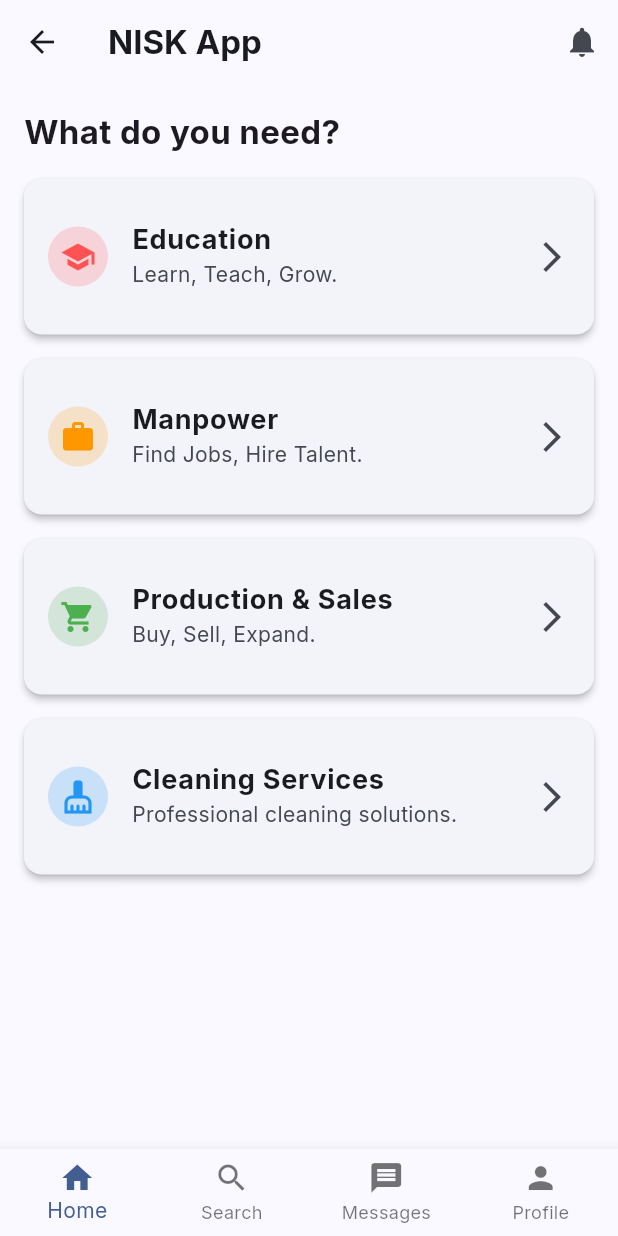
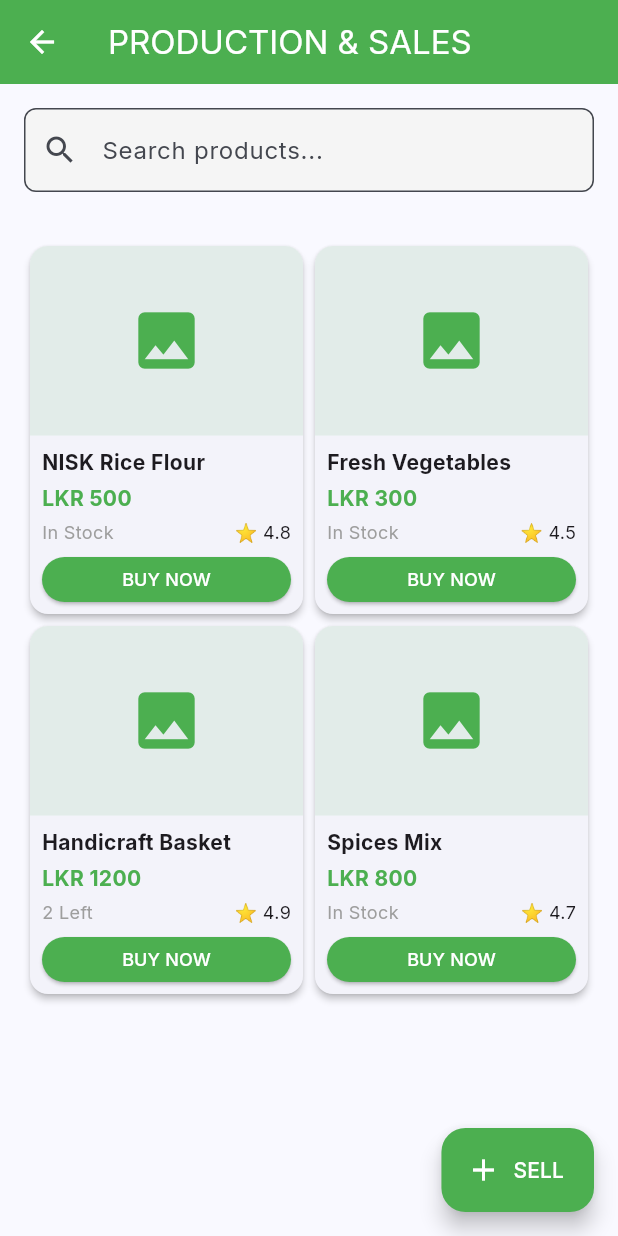
Before and after one commit to sarfan2000/nisk_app, a Flutter app: the HomeScreen screen opened by its route, after a tap on "Production & Sales", on a phone screen of 412 x 824 dp. Run offline on Flutter 3.47's test engine with Material 3 defaults, Android fonts, the phone set to English and light mode, and no system bars; our stand-ins replace google_fonts.

Commit message:
Phase 6 and 7: Cleaning Service Logic and Production/Sales Marketplace implementation

```diff
--- a/mobile/lib/screens/home_screen.dart
+++ b/mobile/lib/screens/home_screen.dart
@@ -1,6 +1,8 @@
 import 'package:flutter/material.dart';
 import 'package:nisk_app/screens/education/education_dashboard.dart';
 import 'package:nisk_app/screens/manpower/manpower_dashboard.dart';
+import 'package:nisk_app/screens/cleaning/cleaning_dashboard.dart';
+import 'package:nisk_app/screens/products/products_dashboard.dart';
 
 class HomeScreen extends StatelessWidget {
   const HomeScreen({super.key});
@@ -61,6 +63,10 @@ class HomeScreen extends StatelessWidget {
             Navigator.push(context, MaterialPageRoute(builder: (context) => const EducationDashboard()));
           } else if (title == 'Manpower') {
             Navigator.push(context, MaterialPageRoute(builder: (context) => const ManpowerDashboard()));
+          } else if (title == 'Cleaning Services') {
+            Navigator.push(context, MaterialPageRoute(builder: (context) => const CleaningDashboard()));
+          } else if (title == 'Production & Sales') {
+            Navigator.push(context, MaterialPageRoute(builder: (context) => const ProductsDashboard()));
           }
         },
       ),
--- /dev/null
+++ b/mobile/lib/screens/products/products_dashboard.dart
@@ -0,0 +1,142 @@
+import 'package:flutter/material.dart';
+
+class ProductsDashboard extends StatelessWidget {
+  const ProductsDashboard({super.key});
+
+  @override
+  Widget build(BuildContext context) {
+    return Scaffold(
+      appBar: AppBar(
+        title: const Text('PRODUCTION & SALES'),
+        backgroundColor: Colors.green,
+        foregroundColor: Colors.white,
+      ),
+      body: Column(
+        children: [
+          Container(
+            padding: const EdgeInsets.all(16),
+            child: TextField(
+              decoration: InputDecoration(
+                hintText: 'Search products...',
+                prefixIcon: const Icon(Icons.search),
+                border: OutlineInputBorder(borderRadius: BorderRadius.circular(8)),
+                filled: true,
+                fillColor: Colors.grey.shade100,
+              ),
+            ),
+          ),
+          Expanded(
+            child: GridView.count(
+              crossAxisCount: 2,
+              padding: const EdgeInsets.all(16),
+              childAspectRatio: 0.75,
+              children: const [
+                ProductCard(name: 'NISK Rice Flour', price: 'LKR 500', stock: 'In Stock', rating: '4.8'),
+                ProductCard(name: 'Fresh Vegetables', price: 'LKR 300', stock: 'In Stock', rating: '4.5'),
+                ProductCard(name: 'Handicraft Basket', price: 'LKR 1200', stock: '2 Left', rating: '4.9'),
+                ProductCard(name: 'Spices Mix', price: 'LKR 800', stock: 'In Stock', rating: '4.7'),
+              ],
+            ),
+          ),
+        ],
+      ),
+      floatingActionButton: FloatingActionButton.extended(
+        onPressed: () {},
+        backgroundColor: Colors.green,
+        icon: const Icon(Icons.add, color: Colors.white),
+        label: const Text('SELL', style: TextStyle(color: Colors.white)),
+      ),
+    );
+  }
+}
+
+class ProductCard extends StatelessWidget {
+  final String name, price, stock, rating;
+
+  const ProductCard({super.key, required this.name, required this.price, required this.stock, required this.rating});
+
+  @override
+  Widget build(BuildContext context) {
+    return Card(
+      elevation: 2,
+      shape: RoundedRectangleBorder(borderRadius: BorderRadius.circular(12)),
+      child: Column(
+        crossAxisAlignment: CrossAxisAlignment.stretch,
+        children: [
+          Expanded(
+            child: Container(
+              decoration: BoxDecoration(
+                color: Colors.green.withOpacity(0.1),
+                borderRadius: const BorderRadius.vertical(top: Radius.circular(12)),
+              ),
+              child: const Icon(Icons.image, size: 50, color: Colors.green),
+            ),
+          ),
+          Padding(
+            padding: const EdgeInsets.all(8.0),
+            child: Column(
+              crossAxisAlignment: CrossAxisAlignment.start,
+              children: [
+                Text(name, style: const TextStyle(fontWeight: FontWeight.bold), maxLines: 1, overflow: TextOverflow.ellipsis),
+                const SizedBox(height: 4),
+                Text(price, style: const TextStyle(color: Colors.green, fontWeight: FontWeight.bold)),
+                const SizedBox(height: 4),
+                Row(
+                  mainAxisAlignment: MainAxisAlignment.spaceBetween,
+                  children: [
+                    Text(stock, style: const TextStyle(fontSize: 12, color: Colors.grey)),
+                    Text('⭐ $rating', style: const TextStyle(fontSize: 12)),
+                  ],
+                ),
+                const SizedBox(height: 8),
+                SizedBox(
+                  width: double.infinity,
+                  height: 30,
+                  child: ElevatedButton(
+                    onPressed: () => _showCheckout(context),
+                    style: ElevatedButton.styleFrom(
+                      backgroundColor: Colors.green,
+                      padding: EdgeInsets.zero,
+                    ),
+                    child: const Text('BUY NOW', style: TextStyle(color: Colors.white, fontSize: 12)),
+                  ),
+                )
+              ],
+            ),
+          ),
+        ],
+      ),
+    );
+  }
+
+  void _showCheckout(BuildContext context) {
+    showDialog(
+      context: context,
+      builder: (context) => AlertDialog(
+        title: const Text('ORDER SUMMARY'),
+        content: Column(
+          mainAxisSize: MainAxisSize.min,
+          crossAxisAlignment: CrossAxisAlignment.start,
+          children: [
+            Text('Product: $name'),
+            const Text('Quantity: 1'),
+            Text('Unit Price: $price'),
+            const Divider(),
+            const Text('Delivery: LKR 300'),
+            const Text('Total: LKR 800', style: TextStyle(fontWeight: FontWeight.bold, fontSize: 18)),
+          ],
+        ),
+        actions: [
+          ElevatedButton(
+            onPressed: () {
+              Navigator.pop(context);
+              ScaffoldMessenger.of(context).showSnackBar(const SnackBar(content: Text('Processing Payment...')));
+            },
+            style: ElevatedButton.styleFrom(backgroundColor: Colors.green, foregroundColor: Colors.white),
+            child: const Text('PAY NOW'),
+          )
+        ],
+      ),
+    );
+  }
+}
```
Also changed, not shown: mobile/lib/screens/cleaning/cleaning_dashboard.dart (added, +86 -0 lines), 7 other files.
